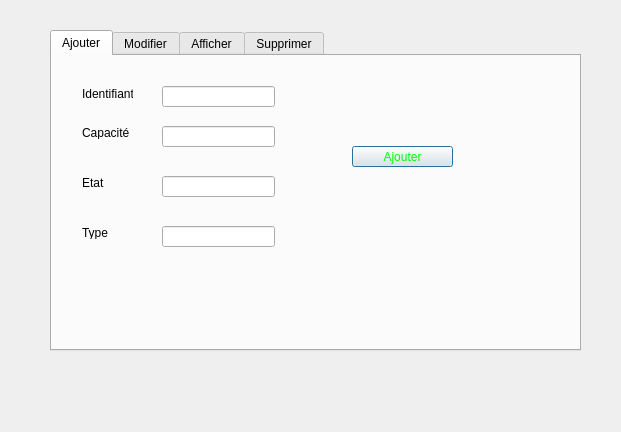
franck-russell/Smart_Station_2A20_Equipe1, file avion.ui: the form before one commit.
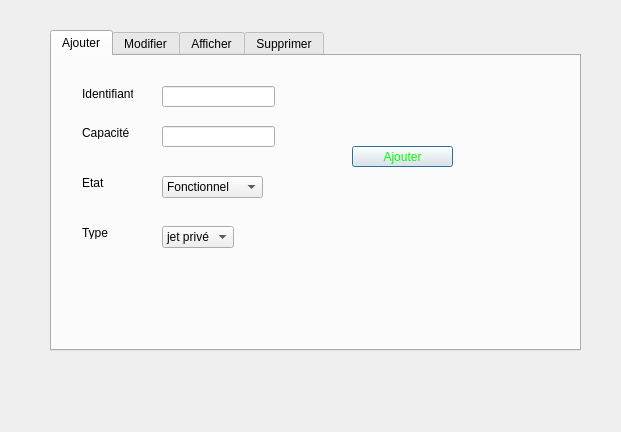
The form after the commit. Icons and pictures are not drawn.

```diff
--- a/avion.ui
+++ b/avion.ui
@@ -101,26 +101,6 @@
       </rect>
      </property>
     </widget>
-    <widget class="QLineEdit" name="lineEdit_etat">
-     <property name="geometry">
-      <rect>
-       <x>110</x>
-       <y>120</y>
-       <width>113</width>
-       <height>21</height>
-      </rect>
-     </property>
-    </widget>
-    <widget class="QLineEdit" name="lineEdit_type">
-     <property name="geometry">
-      <rect>
-       <x>110</x>
-       <y>170</y>
-       <width>113</width>
-       <height>21</height>
-      </rect>
-     </property>
-    </widget>
     <widget class="QPushButton" name="pushButton_Ajouter">
      <property name="geometry">
       <rect>
@@ -185,6 +165,51 @@
       <pixmap>D:/Esprit/2eme année/semestre 1/projet cpp/logo/image1.jpg</pixmap>
      </property>
     </widget>
+    <widget class="QComboBox" name="comboBox">
+     <property name="geometry">
+      <rect>
+       <x>110</x>
+       <y>120</y>
+       <width>101</width>
+       <height>22</height>
+      </rect>
+     </property>
+     <item>
+      <property name="text">
+       <string>Fonctionnel</string>
+      </property>
+     </item>
+     <item>
+      <property name="text">
+       <string>Endommagé</string>
+      </property>
+     </item>
+     <item>
+      <property name="text">
+       <string>En réparration</string>
+      </property>
+     </item>
+    </widget>
+    <widget class="QComboBox" name="comboBox_2">
+     <property name="geometry">
+      <rect>
+       <x>110</x>
+       <y>170</y>
+       <width>72</width>
+       <height>22</height>
+      </rect>
+     </property>
+     <item>
+      <property name="text">
+       <string>jet privé</string>
+      </property>
+     </item>
+     <item>
+      <property name="text">
+       <string>avion de tourisme</string>
+      </property>
+     </item>
+    </widget>
     <zorder>label_16</zorder>
     <zorder>label</zorder>
     <zorder>label_2</zorder>
```
Left out of the diff: 4 changed lines with no effect on the pictures.
